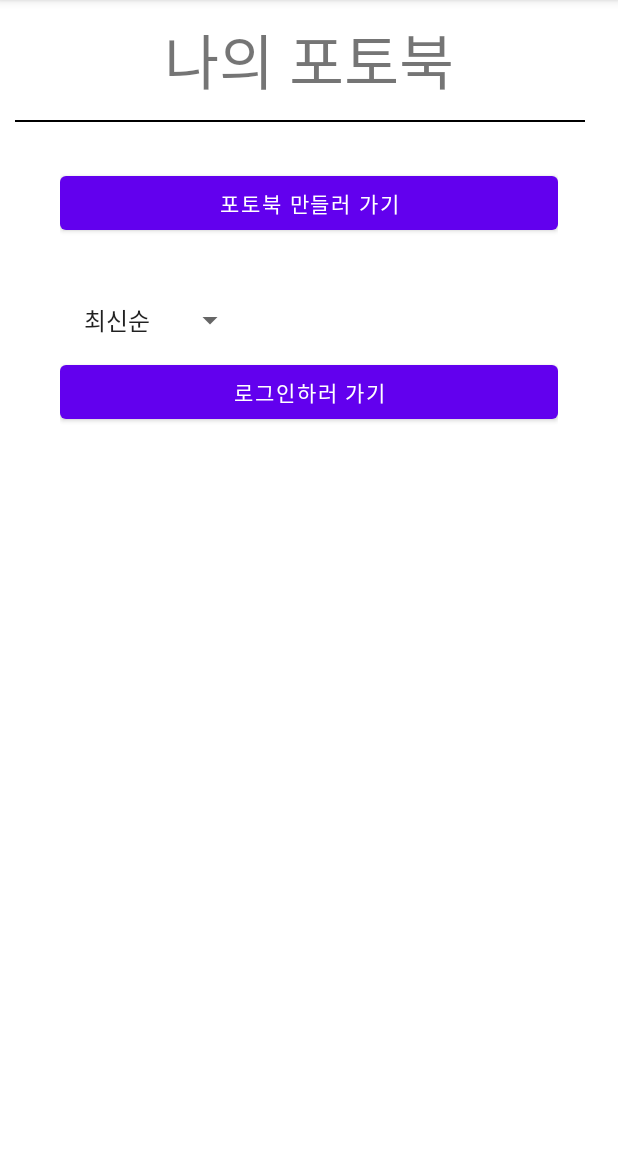
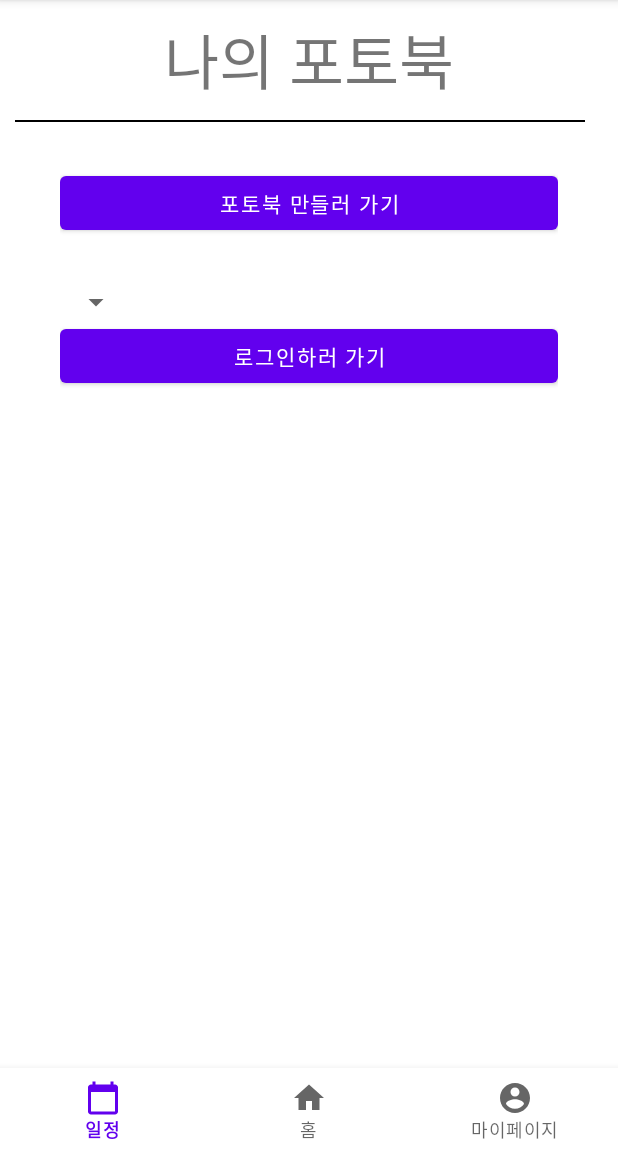
Before and after one commit to spring-2023-Corner-Hackathon/frontend, an Android app: the screen it shows after launch (MainActivity), on a phone screen of 412 x 824 dp, the part 84-1236 px from its top. Run offline under Robolectric (Android 15) with nearby library versions, the phone set to English and light mode, and no system bars.

Commit message:
하단 네비게이션 바 설정(Fragment로 화면전환 - 캘린더, 홈, 마이페이지)

```diff
--- /dev/null
+++ b/app/src/main/java/com/example/photobook/HomeFragment.kt
@@ -0,0 +1,65 @@
+package com.example.photobook
+
+import android.content.Intent
+import android.os.Bundle
+import androidx.fragment.app.Fragment
+import android.view.LayoutInflater
+import android.view.View
+import android.view.ViewGroup
+import android.widget.ArrayAdapter
+import com.example.photobook.databinding.FragmentHomeBinding
+
+// TODO: Rename parameter arguments, choose names that match
+// the fragment initialization parameters, e.g. ARG_ITEM_NUMBER
+private const val ARG_PARAM1 = "param1"
+private const val ARG_PARAM2 = "param2"
+
+/**
+ * A simple [Fragment] subclass.
+ * Use the [HomeFragment.newInstance] factory method to
+ * create an instance of this fragment.
+ */
+class HomeFragment : Fragment() {
+    // TODO: Rename and change types of parameters
+    private var param1: String? = null
+    private var param2: String? = null
+
+    override fun onCreate(savedInstanceState: Bundle?) {
+        super.onCreate(savedInstanceState)
+        arguments?.let {
+            param1 = it.getString(ARG_PARAM1)
+            param2 = it.getString(ARG_PARAM2)
+        }
+    }
+
+    override fun onCreateView(
+        inflater: LayoutInflater, container: ViewGroup?,
+        savedInstanceState: Bundle?
+    ): View? {
+        // Inflate the layout for this fragment
+        val binding = FragmentHomeBinding.inflate(inflater, container, false)
+        return binding.root
+
+
+    }
+
+    companion object {
+        /**
+         * Use this factory method to create a new instance of
+         * this fragment using the provided parameters.
+         *
+         * @param param1 Parameter 1.
+         * @param param2 Parameter 2.
+         * @return A new instance of fragment HomeFragment.
+         */
+        // TODO: Rename and change types and number of parameters
+        @JvmStatic
+        fun newInstance(param1: String, param2: String) =
+            HomeFragment().apply {
+                arguments = Bundle().apply {
+                    putString(ARG_PARAM1, param1)
+                    putString(ARG_PARAM2, param2)
+                }
+            }
+    }
+}
--- a/app/src/main/java/com/example/photobook/MainActivity.kt
+++ b/app/src/main/java/com/example/photobook/MainActivity.kt
@@ -5,6 +5,13 @@ import androidx.appcompat.app.AppCompatActivity
 import android.os.Bundle
 import android.widget.ArrayAdapter
 import com.example.photobook.databinding.ActivityMainBinding
+import androidx.fragment.app.Fragment
+import androidx.fragment.app.FragmentManager
+
+
+private const val TAG_CALENDER = "calender_fragment"
+private const val TAG_HOME = "home_fragment"
+private const val TAG_MY_PAGE = "my_page_fragment"
 
 class MainActivity : AppCompatActivity() {
     lateinit var mainbinding: ActivityMainBinding
@@ -14,15 +21,61 @@ class MainActivity : AppCompatActivity() {
         mainbinding = ActivityMainBinding.inflate(layoutInflater)
         setContentView(mainbinding.root)
 
-        //spinner 내용 넣기
-        val data = resources.getStringArray(R.array.spinner_array)
-        var adapter = ArrayAdapter<String>(this, android.R.layout.simple_list_item_1, data)
-        mainbinding.sort.adapter = adapter
 
-        mainbinding.goLogin.setOnClickListener{
-            val intent = Intent(applicationContext, LoginActivity::class.java)
-            startActivity(intent)
+        //navigationbar
+        setFragment(TAG_HOME,HomeFragment())
+
+        mainbinding.navigationView.setOnItemSelectedListener {  item ->
+            when(item.itemId) {
+                R.id.calendarFragment -> setFragment(TAG_CALENDER, CalendarFragment())
+                R.id.homeFragment -> setFragment(TAG_HOME, HomeFragment())
+                R.id.myPageFragment -> setFragment(TAG_MY_PAGE, MyPageFragment())
+            }
+            true
+        }
+    }
+
+    private fun setFragment(tag: String, fragment: Fragment) {
+        val manager: FragmentManager = supportFragmentManager
+        val fragTransaction = manager.beginTransaction()
+
+        if(manager.findFragmentByTag(tag) == null){
+            fragTransaction.add(R.id.mainFrameLayout, fragment, tag)
         }
 
+        val calender = manager.findFragmentByTag(TAG_CALENDER)
+        val home = manager.findFragmentByTag(TAG_HOME)
+        val myPage = manager.findFragmentByTag(TAG_MY_PAGE)
+
+        if(calender != null){
+            fragTransaction.hide(calender)
+        }
+
+        if(home != null){
+            fragTransaction.hide(home)
+        }
+
+        if(myPage != null){
+            fragTransaction.hide(myPage)
+        }
+
+        if(tag == TAG_HOME){
+            if(home != null){
+                fragTransaction.show(home)
+            }
+        }
+        else if(tag == TAG_CALENDER){
+            if(calender != null){
+                fragTransaction.show(calender)
+            }
+        }
+        else if(tag == TAG_MY_PAGE){
+            if(myPage != null){
+                fragTransaction.show(myPage)
+            }
+        }
+
+        fragTransaction.commitAllowingStateLoss()
     }
+
 }
--- /dev/null
+++ b/app/src/main/res/drawable/ic_calender.xml
@@ -0,0 +1,5 @@
+<vector android:height="24dp" android:tint="#000000"
+    android:viewportHeight="24" android:viewportWidth="24"
+    android:width="24dp" xmlns:android="http://schemas.android.com/apk/res/android">
+    <path android:fillColor="@android:color/white" android:pathData="M20,3h-1L19,1h-2v2L7,3L7,1L5,1v2L4,3c-1.1,0 -2,0.9 -2,2v16c0,1.1 0.9,2 2,2h16c1.1,0 2,-0.9 2,-2L22,5c0,-1.1 -0.9,-2 -2,-2zM20,21L4,21L4,8h16v13z"/>
+</vector>
--- /dev/null
+++ b/app/src/main/res/drawable/ic_home.xml
@@ -0,0 +1,5 @@
+<vector android:height="24dp" android:tint="#000000"
+    android:viewportHeight="24" android:viewportWidth="24"
+    android:width="24dp" xmlns:android="http://schemas.android.com/apk/res/android">
+    <path android:fillColor="@android:color/white" android:pathData="M10,20v-6h4v6h5v-8h3L12,3 2,12h3v8z"/>
+</vector>
--- /dev/null
+++ b/app/src/main/res/drawable/ic_mypage.xml
@@ -0,0 +1,5 @@
+<vector android:height="24dp" android:tint="#000000"
+    android:viewportHeight="24" android:viewportWidth="24"
+    android:width="24dp" xmlns:android="http://schemas.android.com/apk/res/android">
+    <path android:fillColor="@android:color/white" android:pathData="M12,2C6.48,2 2,6.48 2,12s4.48,10 10,10 10,-4.48 10,-10S17.52,2 12,2zM12,5c1.66,0 3,1.34 3,3s-1.34,3 -3,3 -3,-1.34 -3,-3 1.34,-3 3,-3zM12,19.2c-2.5,0 -4.71,-1.28 -6,-3.22 0.03,-1.99 4,-3.08 6,-3.08 1.99,0 5.97,1.09 6,3.08 -1.29,1.94 -3.5,3.22 -6,3.22z"/>
+</vector>
--- a/app/src/main/res/layout/activity_main.xml
+++ b/app/src/main/res/layout/activity_main.xml
@@ -1,51 +1,22 @@
 <?xml version="1.0" encoding="utf-8"?>
 <LinearLayout xmlns:android="http://schemas.android.com/apk/res/android"
     xmlns:tools="http://schemas.android.com/tools"
+    xmlns:app="http://schemas.android.com/apk/res-auto"
     android:layout_width="match_parent"
     android:layout_height="match_parent"
     android:orientation="vertical"
-    android:padding="10dp"
     tools:context=".MainActivity">
 
-    <TextView
+    <FrameLayout
+        android:id="@+id/mainFrameLayout"
+        android:layout_width="match_parent"
+        android:layout_height="0dp"
+        android:layout_weight="1" />
+
+    <com.google.android.material.bottomnavigation.BottomNavigationView
+        android:id="@+id/navigationView"
         android:layout_width="match_parent"
         android:layout_height="wrap_content"
-        android:text="나의 포토북"
-        android:textSize="40dp"
-        android:gravity="center"
-        android:layout_marginBottom="10dp"/>
-
-    <View
-        android:layout_width="380dp"
-        android:layout_height="1dp"
-        android:background="#000000" />
-
-    <LinearLayout
-        android:layout_width="match_parent"
-        android:layout_height="wrap_content"
-        android:layout_gravity="center"
-        android:orientation="vertical"
-        android:layout_margin="30dp">
-
-        <Button
-            android:layout_width="match_parent"
-            android:layout_height="wrap_content"
-            android:id="@+id/makeBook"
-            android:text="포토북 만들러 가기" />
-
-        <Spinner
-            android:id="@+id/sort"
-            android:layout_width="wrap_content"
-            android:layout_height="wrap_content"
-            android:layout_marginTop="30dp"/>
-
-        <Button
-            android:layout_width="match_parent"
-            android:layout_height="wrap_content"
-            android:text="로그인하러 가기"
-            android:id="@+id/goLogin" />
-
-    </LinearLayout>
-
+        app:menu="@menu/navi_menu" />
 
 </LinearLayout>
--- /dev/null
+++ b/app/src/main/res/layout/fragment_home.xml
@@ -0,0 +1,51 @@
+<?xml version="1.0" encoding="utf-8"?>
+<LinearLayout xmlns:android="http://schemas.android.com/apk/res/android"
+    xmlns:tools="http://schemas.android.com/tools"
+    xmlns:app="http://schemas.android.com/apk/res-auto"
+    android:layout_width="match_parent"
+    android:layout_height="match_parent"
+    android:orientation="vertical"
+    android:padding="10dp"
+    tools:context=".MainActivity">
+
+    <TextView
+        android:layout_width="match_parent"
+        android:layout_height="wrap_content"
+        android:text="나의 포토북"
+        android:textSize="40dp"
+        android:gravity="center"
+        android:layout_marginBottom="10dp"/>
+
+    <View
+        android:layout_width="380dp"
+        android:layout_height="1dp"
+        android:background="#000000" />
+
+    <LinearLayout
+        android:layout_width="match_parent"
+        android:layout_height="wrap_content"
+        android:layout_gravity="center"
+        android:orientation="vertical"
+        android:layout_margin="30dp">
+
+        <Button
+            android:layout_width="match_parent"
+            android:layout_height="wrap_content"
+            android:id="@+id/makeBook"
+            android:text="포토북 만들러 가기" />
+
+        <Spinner
+            android:id="@+id/sort"
+            android:layout_width="wrap_content"
+            android:layout_height="wrap_content"
+            android:layout_marginTop="30dp"/>
+
+        <Button
+            android:layout_width="match_parent"
+            android:layout_height="wrap_content"
+            android:text="로그인하러 가기"
+            android:id="@+id/goLogin" />
+
+    </LinearLayout>
+
+</LinearLayout>
--- /dev/null
+++ b/app/src/main/res/menu/navi_menu.xml
@@ -0,0 +1,15 @@
+<?xml version="1.0" encoding="utf-8"?>
+<menu xmlns:android="http://schemas.android.com/apk/res/android">
+    <item
+        android:id="@+id/calendarFragment"
+        android:title="일정"
+        android:icon="@drawable/ic_calender" />
+    <item
+        android:id="@+id/homeFragment"
+        android:title="홈"
+        android:icon="@drawable/ic_home" />
+    <item
+        android:id="@+id/myPageFragment"
+        android:title="마이페이지"
+        android:icon="@drawable/ic_mypage" />
+</menu>
--- a/app/src/main/res/values/strings.xml
+++ b/app/src/main/res/values/strings.xml
@@ -1,4 +1,6 @@
 <resources>
     <string name="app_name">PhotoBook</string>
+    <!-- TODO: Remove or change this placeholder text -->
+    <string name="hello_blank_fragment">Hello blank fragment</string>
 
 </resources>
```
Also changed, not shown: app/src/main/AndroidManifest.xml (+10 -0 lines), app/src/main/java/com/example/photobook/CalenderFragment.kt (added, +59 -0 lines), app/src/main/java/com/example/photobook/MyPageFragment.kt (added, +59 -0 lines), app/src/main/res/layout/fragment_calender.xml (added, +14 -0 lines), app/src/main/res/layout/fragment_my_page.xml (added, +14 -0 lines).
